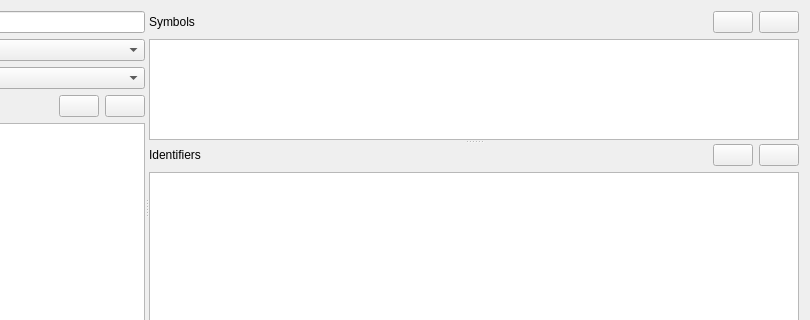
Before: the Qt Designer form jal/ui/symbol_edit_dlg.ui in titov-vv/jal, drawn with Qt 5; both pictures show x 191 to 1001 and y 0 to 320 of the 1001 by 441 pixel window.
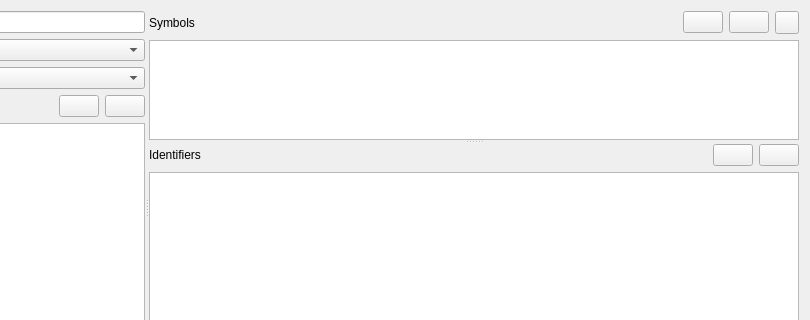
After: the same form once the commit is applied. Custom widgets are drawn as their Qt base class.

Commit message: Icon picker was added. An icon can be taken from a file, the clipboard or one already in the database, cleared or refused - for accounts, tags and asset listings alike.

What changed in the file:
```diff
--- a/jal/ui/symbol_edit_dlg.ui
+++ b/jal/ui/symbol_edit_dlg.ui
@@ -275,6 +275,13 @@
                 </property>
                </widget>
               </item>
+              <item row="0" column="4">
+               <widget class="IconButton" name="SymbolIconButton">
+                <property name="toolTip">
+                 <string>Icon of the selected symbol</string>
+                </property>
+               </widget>
+              </item>
               <item row="0" column="1">
                <spacer name="horizontalSpacer_2">
                 <property name="orientation">
@@ -298,7 +305,7 @@
                 </property>
                </widget>
               </item>
-              <item row="1" column="0" colspan="4">
+              <item row="1" column="0" colspan="5">
                <widget class="QTableView" name="SymbolsTable">
                 <property name="editTriggers">
                  <set>QAbstractItemView::EditTrigger::AnyKeyPressed|QAbstractItemView::EditTrigger::EditKeyPressed|QAbstractItemView::EditTrigger::SelectedClicked</set>
@@ -449,6 +456,11 @@
    <extends>QComboBox</extends>
    <header>jal/constants.h</header>
   </customwidget>
+  <customwidget>
+   <class>IconButton</class>
+   <extends>QToolButton</extends>
+   <header>jal/widgets/icon_picker.h</header>
+  </customwidget>
  </customwidgets>
  <resources/>
  <connections>
```
Left out of the diff: 1 changed line with no effect on the pictures. The commit also changes 18 other files.
